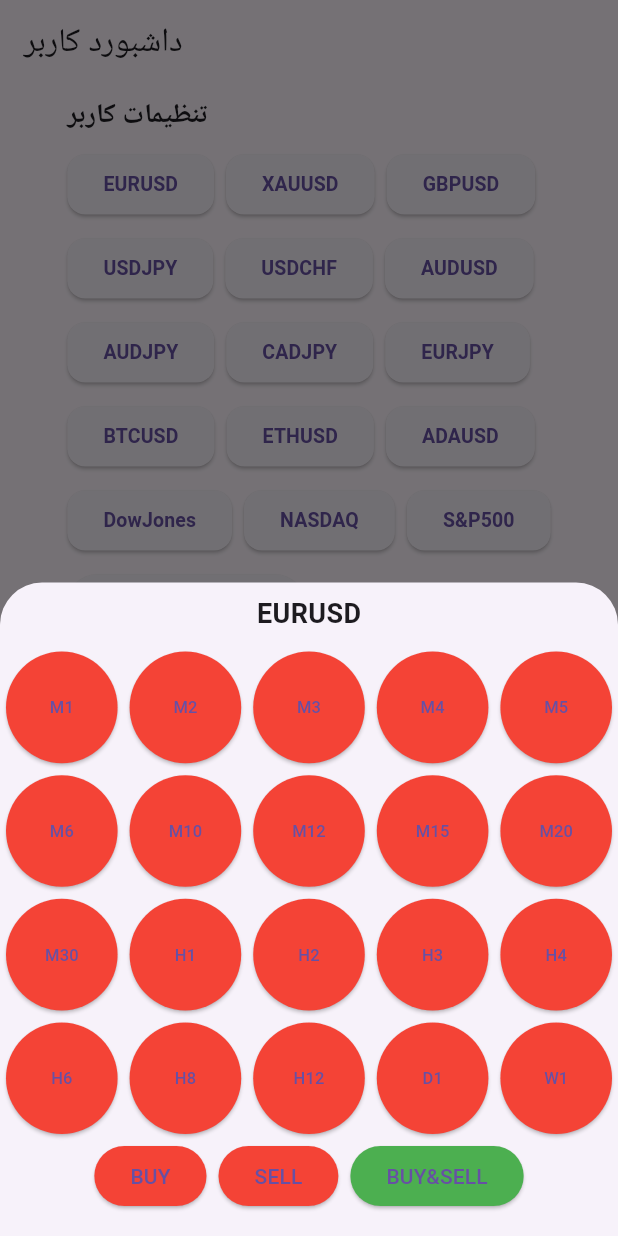
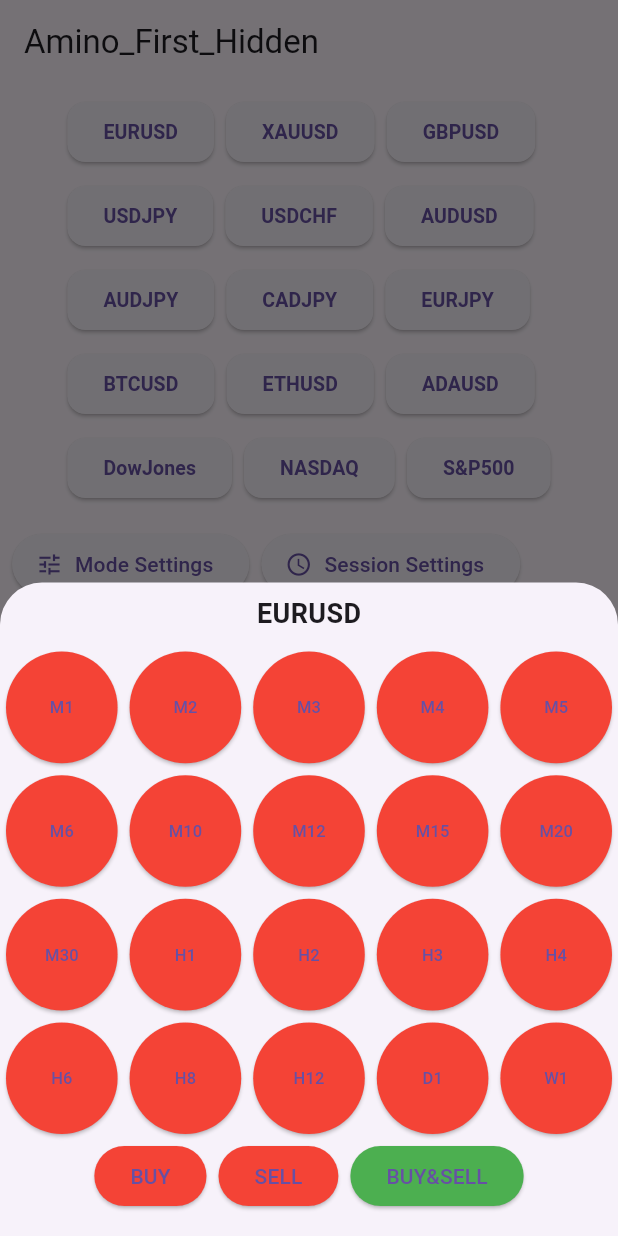
Before and after one commit to shallagehmasood/chart-notifier, a Flutter app: the screen it shows after launch, after a tap on "EURUSD", on a phone screen of 412 x 824 dp. Run offline on Flutter 3.47's test engine with Material 3 defaults, Android fonts, the light colour scheme and no system bars; our stand-ins replace firebase_core, firebase_messaging, permission_handler, photo_view, shared_preferences, video_player; accounts and stored records are empty; network calls fail.

Commit message:
Update main.dart

```diff
--- a/lib/main.dart
+++ b/lib/main.dart
@@ -23,6 +23,8 @@ final List<String> timeframes = [
   'M1','M2','M3','M4','M5','M6','M10','M12','M15','M20',
   'M30','H1','H2','H3','H4','H6','H8','H12','D1','W1',
 ];
+
+final List<String> sessions = ['توکیو','لندن','نیویورک','سیدنی'];
 
 Future<void> _firebaseMessagingBackgroundHandler(RemoteMessage message) async {
   await Firebase.initializeApp();
@@ -106,6 +108,12 @@ class _HomePageState extends State<HomePage> {
   String userMode = '0000000';
   Map<String, dynamic> symbolPrefs = {};
   List<Map<String, dynamic>> _receivedImages = [];
+  Map<String,bool> sessionPrefs = {
+    'توکیو': false,
+    'لندن': false,
+    'نیویورک': false,
+    'سیدنی': false,
+  };
 
   @override
   void initState() {
@@ -147,9 +155,16 @@ class _HomePageState extends State<HomePage> {
     final prefs = await SharedPreferences.getInstance();
     final mode = prefs.getString('mode_7bit') ?? '0000000';
     final symJson = prefs.getString('symbol_prefs') ?? '{}';
+    final sessionJson = prefs.getString('session_prefs') ?? '{}';
     setState(() {
       userMode = mode;
       symbolPrefs = jsonDecode(symJson);
+      if(sessionJson.isNotEmpty){
+        final Map<String,dynamic> s = jsonDecode(sessionJson);
+        for(var k in s.keys){
+          sessionPrefs[k] = s[k];
+        }
+      }
     });
   }
 
@@ -157,6 +172,7 @@ class _HomePageState extends State<HomePage> {
     final prefs = await SharedPreferences.getInstance();
     await prefs.setString('mode_7bit', userMode);
     await prefs.setString('symbol_prefs', jsonEncode(symbolPrefs));
+    await prefs.setString('session_prefs', jsonEncode(sessionPrefs));
   }
 
   bool _shouldDisplayImageForUser(Map<String, dynamic> image) {
@@ -199,7 +215,7 @@ class _HomePageState extends State<HomePage> {
             'url': img['image_url'],
             'symbol': img['symbol'],
             'timeframe': img['timeframe'],
-            'filename': img['filename'] ?? _extractFilename(img['image_url']),
+            'filename': img['filename'] ?? img['image_url'].split('/').last,
           };
         }).toList();
         setState(() {
@@ -208,8 +224,6 @@ class _HomePageState extends State<HomePage> {
       }
     } catch (_) {}
   }
-
-  String _extractFilename(String url) => url.split('/').last;
 
   Future<void> _downloadImage(String url, String symbol, String timeframe) async {
     var status = await Permission.storage.request();
@@ -250,10 +264,44 @@ class _HomePageState extends State<HomePage> {
     }));
   }
 
+  void _openSessionModal() async {
+    showModalBottomSheet(
+      context: context,
+      isScrollControlled: true,
+      builder: (_) {
+        return StatefulBuilder(builder: (contextModal,setModal){
+          return Padding(
+            padding: EdgeInsets.only(bottom: MediaQuery.of(contextModal).viewInsets.bottom),
+            child: Column(
+              mainAxisSize: MainAxisSize.min,
+              children: sessions.map((s){
+                final selected = sessionPrefs[s] ?? false;
+                return ListTile(
+                  leading: Checkbox(
+                    value: selected,
+                    onChanged: (v){
+                      setModal(()=>sessionPrefs[s] = v ?? false);
+                      _saveLocalPrefs();
+                    },
+                  ),
+                  title: Text(s),
+                  onTap: (){
+                    setModal(()=>sessionPrefs[s] = !(sessionPrefs[s]??false));
+                    _saveLocalPrefs();
+                  },
+                );
+              }).toList(),
+            ),
+          );
+        });
+      },
+    );
+  }
+
   @override
   Widget build(BuildContext context) {
     return Scaffold(
-      appBar: AppBar(title: const Text('داشبورد کاربر')),
+      appBar: AppBar(title: const Text('Amino_First_Hidden')),
       body: Column(
         children: [
           Expanded(
@@ -270,6 +318,7 @@ class _HomePageState extends State<HomePage> {
                 await _saveLocalPrefs();
                 await _loadImagesFromServer();
               },
+              onSessionSettingsPressed: _openSessionModal,
             ),
           ),
           Expanded(
@@ -312,10 +361,6 @@ class _HomePageState extends State<HomePage> {
           ),
         ],
       ),
-      floatingActionButton: FloatingActionButton(
-        onPressed: _loadImagesFromServer,
-        child: const Icon(Icons.refresh),
-      ),
     );
   }
 }
@@ -326,6 +371,7 @@ class SettingsPanel extends StatefulWidget {
   final String userMode;
   final Map<String, dynamic> symbolPrefs;
   final Function(String, Map<String, dynamic>) onLocalPrefsChanged;
+  final VoidCallback onSessionSettingsPressed;
 
   const SettingsPanel({
     super.key,
@@ -333,6 +379,7 @@ class SettingsPanel extends StatefulWidget {
     required this.userMode,
     required this.symbolPrefs,
     required this.onLocalPrefsChanged,
+    required this.onSessionSettingsPressed,
   });
 
   @override
@@ -383,24 +430,20 @@ class _SettingsPanelState extends State<SettingsPanel> {
           }
 
           return Padding(
-            padding:
-                EdgeInsets.only(bottom: MediaQuery.of(contextModal).viewInsets.bottom),
+            padding: EdgeInsets.only(bottom: MediaQuery.of(contextModal).viewInsets.bottom),
             child: SingleChildScrollView(
               child: Column(
                 mainAxisSize: MainAxisSize.min,
                 children: [
                   const SizedBox(height: 8),
-                  Text(symbol,
-                      style:
-                          const TextStyle(fontWeight: FontWeight.bold, fontSize: 18)),
+                  Text(symbol, style: const TextStyle(fontWeight: FontWeight.bold, fontSize: 18)),
                   const SizedBox(height: 8),
                   GridView.count(
                     crossAxisCount: 5,
                     shrinkWrap: true,
                     physics: const NeverScrollableScrollPhysics(),
                     children: timeframes.map((tf) {
-                      final isActive =
-                          (prefsForSymbol['timeframes'] as List<dynamic>).contains(tf);
+                      final isActive = (prefsForSymbol['timeframes'] as List<dynamic>).contains(tf);
                       return Padding(
                         padding: const EdgeInsets.all(4.0),
                         child: ElevatedButton(
@@ -417,12 +460,10 @@ class _SettingsPanelState extends State<SettingsPanel> {
                   ),
                   Wrap(
                     spacing: 8,
-                    children: ['BUY', 'SELL', 'BUY&SELL'].map((pos) {
+                    children: ['BUY','SELL','BUY&SELL'].map((pos) {
                       final isActive = prefsForSymbol['direction'] == pos;
                       return ElevatedButton(
-                        style: ElevatedButton.styleFrom(
-                            backgroundColor:
-                                isActive ? Colors.green : Colors.red),
+                        style: ElevatedButton.styleFrom(backgroundColor: isActive ? Colors.green : Colors.red),
                         onPressed: () => _setDirection(pos),
                         child: Text(pos),
                       );
@@ -439,15 +480,13 @@ class _SettingsPanelState extends State<SettingsPanel> {
   }
 
   void _openModeSettings() {
-    Navigator.push(context, MaterialPageRoute(builder: (_) {
-      return ModeSettingsPage(
+    Navigator.push(context, MaterialPageRoute(builder: (_) => ModeSettingsPage(
       initialMode: localMode,
       onModeChanged: (newMode) async {
         localMode = newMode;
         await _saveAndNotify();
       },
-      );
-    }));
+    )));
   }
 
   @override
@@ -455,11 +494,7 @@ class _SettingsPanelState extends State<SettingsPanel> {
     return SingleChildScrollView(
       padding: const EdgeInsets.all(8),
       child: Column(
-        crossAxisAlignment: CrossAxisAlignment.start,
         children: [
-          const Text('تنظیمات کاربر',
-              style: TextStyle(fontWeight: FontWeight.bold, fontSize: 18)),
-          const SizedBox(height: 8),
           Wrap(
             spacing: 8,
             runSpacing: 8,
@@ -467,20 +502,27 @@ class _SettingsPanelState extends State<SettingsPanel> {
               return ElevatedButton(
                 onPressed: () => _openSymbolModal(s),
                 style: ElevatedButton.styleFrom(
-                  shape:
-                      RoundedRectangleBorder(borderRadius: BorderRadius.circular(12)),
+                  shape: RoundedRectangleBorder(borderRadius: BorderRadius.circular(12)),
                 ),
-                child: Text(s,
-                    style: const TextStyle(
-                        fontSize: 13, fontWeight: FontWeight.bold)),
+                child: Text(s, style: const TextStyle(fontSize: 13, fontWeight: FontWeight.bold)),
               );
             }).toList(),
           ),
-          const SizedBox(height: 8),
+          const SizedBox(height: 16),
+          Row(
+            children: [
               ElevatedButton.icon(
                 onPressed: _openModeSettings,
                 icon: const Icon(Icons.tune),
                 label: const Text('Mode Settings'),
+              ),
+              const SizedBox(width: 8),
+              ElevatedButton.icon(
+                onPressed: widget.onSessionSettingsPressed,
+                icon: const Icon(Icons.access_time),
+                label: const Text('Session Settings'),
+              ),
+            ],
           ),
         ],
       ),
@@ -493,8 +535,7 @@ class ModeSettingsPage extends StatefulWidget {
   final String initialMode;
   final Function(String) onModeChanged;
 
-  const ModeSettingsPage(
-      {super.key, required this.initialMode, required this.onModeChanged});
+  const ModeSettingsPage({super.key, required this.initialMode, required this.onModeChanged});
 
   @override
   State<ModeSettingsPage> createState() => _ModeSettingsPageState();
@@ -507,13 +548,13 @@ class _ModeSettingsPageState extends State<ModeSettingsPage> {
   @override
   void initState() {
     super.initState();
-    final bits = widget.initialMode.padRight(7, '0').substring(0, 7);
+    final bits = widget.initialMode.padRight(7, '0').substring(0,7);
     modeMap = {};
     modeMap['A1'] = bits[0] == '1';
     modeMap['A2'] = !modeMap['A1']!;
-    final otherKeys = ['B', 'C', 'D', 'E', 'F', 'G'];
+    final otherKeys = ['B','C','D','E','F','G'];
     for (int i = 0; i < otherKeys.length; i++) {
-      modeMap[otherKeys[i]] = bits.length > i + 1 ? bits[i + 1] == '1' : false;
+      modeMap[otherKeys[i]] = bits.length > i+1 ? bits[i+1] == '1' : false;
     }
   }
 
@@ -543,8 +584,8 @@ class _ModeSettingsPageState extends State<ModeSettingsPage> {
         modeMap[key] = !(modeMap[key] ?? false);
       }
     });
-    final newMode = _build7BitString();
-    await widget.onModeChanged(newMode);
+    final modeStr = _build7BitString();
+    await widget.onModeChanged(modeStr);
   }
 
   @override
@@ -552,7 +593,7 @@ class _ModeSettingsPageState extends State<ModeSettingsPage> {
     return Scaffold(
       appBar: AppBar(title: const Text('Mode Settings')),
       body: Padding(
-        padding: const EdgeInsets.all(16),
+        padding: const EdgeInsets.all(12),
         child: GridView.count(
           crossAxisCount: 4,
           mainAxisSpacing: 8,
```
Lines whose indentation alone changed are shown as unchanged.
